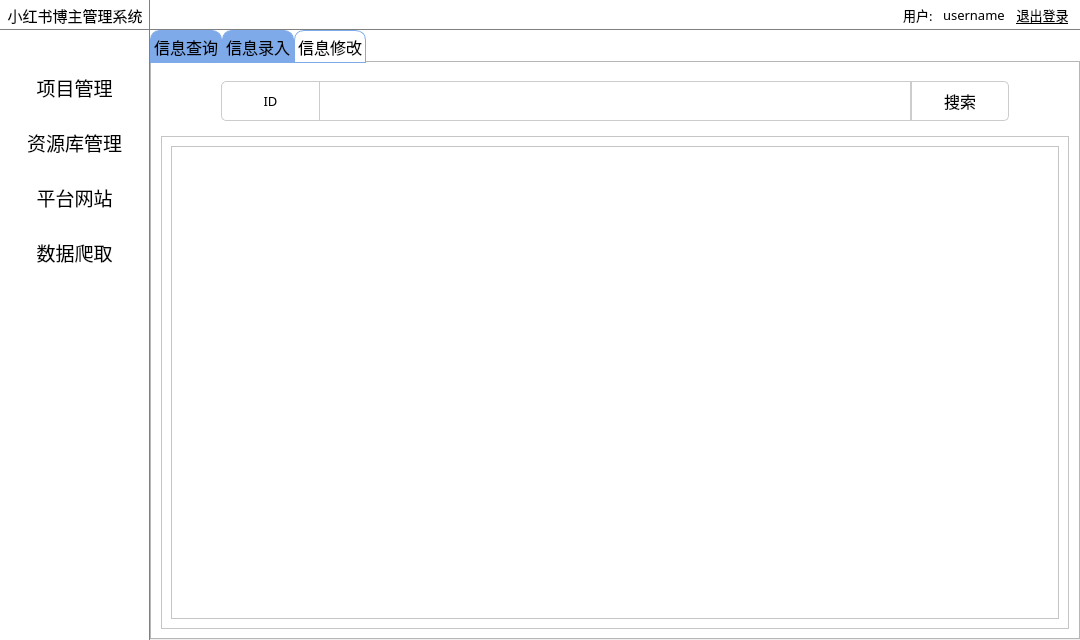
Before: the Qt Designer form xhs_DBMS/appbasewindow.ui in Littledoveqwq/xhs_DBMS, drawn with Qt 5.
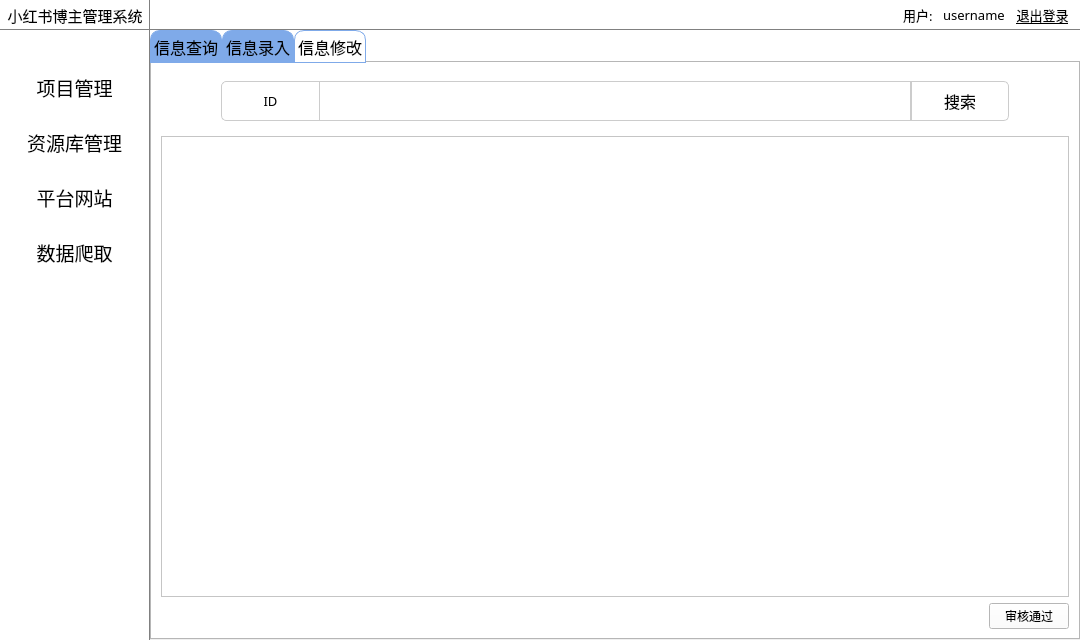
After: the same form once the commit is applied. The open tabs and pages were chosen to show the change. Icons and pictures are not drawn.

```diff
--- a/xhs_DBMS/appbasewindow.ui
+++ b/xhs_DBMS/appbasewindow.ui
@@ -1855,29 +1855,31 @@
             </widget>
            </item>
            <item>
-            <widget class="QScrollArea" name="scrollArea_2">
-             <property name="enabled">
-              <bool>true</bool>
-             </property>
-             <property name="widgetResizable">
-              <bool>true</bool>
-             </property>
-             <widget class="QWidget" name="scrollAreaWidgetContents_2">
-              <property name="geometry">
-               <rect>
-                <x>0</x>
-                <y>0</y>
-                <width>906</width>
-                <height>484</height>
-               </rect>
-              </property>
-              <layout class="QGridLayout" name="gridLayout_4">
-               <item row="0" column="0">
-                <widget class="QTableView" name="table_infoCorrect"/>
-               </item>
-              </layout>
-             </widget>
-            </widget>
+            <widget class="QTableView" name="table_infoReview"/>
+           </item>
+           <item>
+            <layout class="QHBoxLayout" name="horizontalLayout_10">
+             <item>
+              <spacer name="horizontalSpacer_6">
+               <property name="orientation">
+                <enum>Qt::Horizontal</enum>
+               </property>
+               <property name="sizeHint" stdset="0">
+                <size>
+                 <width>40</width>
+                 <height>20</height>
+                </size>
+               </property>
+              </spacer>
+             </item>
+             <item>
+              <widget class="QPushButton" name="btn_reviewPass">
+               <property name="text">
+                <string>审核通过</string>
+               </property>
+              </widget>
+             </item>
+            </layout>
            </item>
           </layout>
          </widget>
```
Left out of the diff: 2 changed lines with no effect on the pictures.
